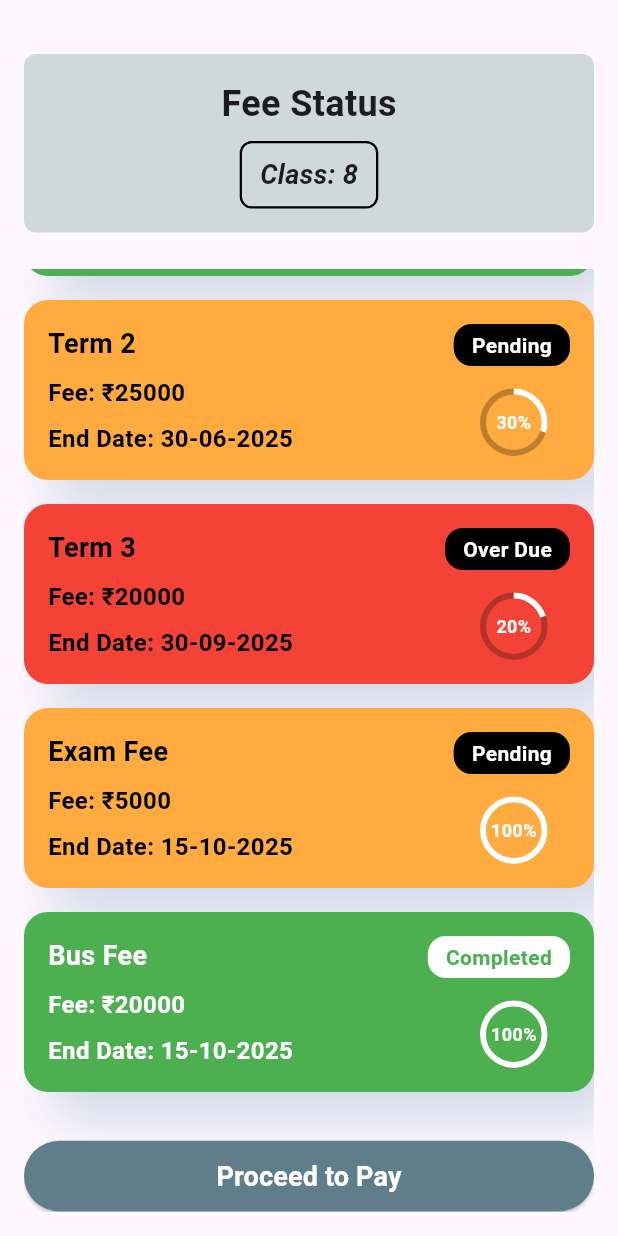
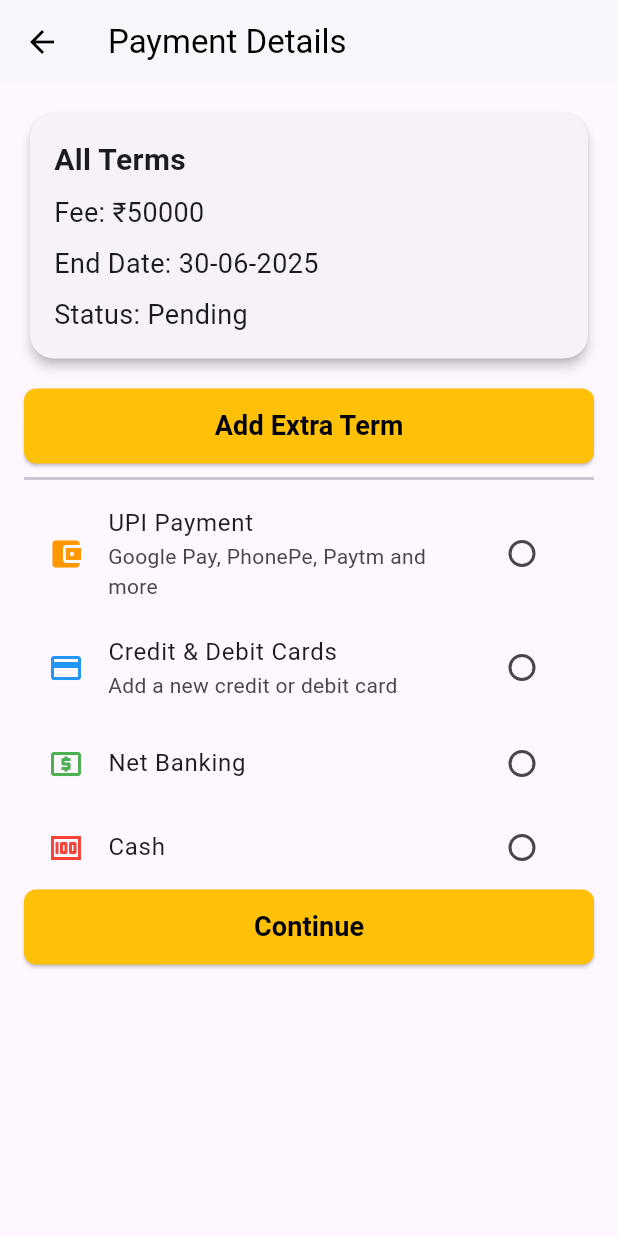
Before and after one commit to prabhas-kenche/school_see_fee_status, a Flutter app: the screen it shows after launch, scrolled down 115 dp, after a tap on "Proceed to Pay", on a phone screen of 412 x 824 dp. Run offline on Flutter 3.47's test engine with Material 3 defaults, Android fonts, the phone set to English and light mode, and no system bars; drawn by our look-alikes of percent_indicator.

Commit message:
Updated Code

```diff
--- a/lib/fee_status.dart
+++ b/lib/fee_status.dart
@@ -1,5 +1,6 @@
 import 'package:flutter/material.dart';
 import 'package:percent_indicator/circular_percent_indicator.dart';
+import 'payment.dart';
 
 class FeeStatusPage extends StatelessWidget {
   @override
@@ -85,13 +86,23 @@ class FeeStatusPage extends StatelessWidget {
                     endDate: '15-10-2025',
                     status: 'Completed',
                   ),
-                  // Add a small space after the last card
                   SizedBox(height: 16),
                   Container(
-                    width: 100,  // Set the desired width here
+                    width: 100,
                     child: ElevatedButton(
                       onPressed: () {
-                        // Handle Fee Due action
+                        // Navigate to PaymentPage when "Proceed to Pay" is clicked
+                        Navigator.push(
+                          context,
+                          MaterialPageRoute(
+                            builder: (context) => PaymentPage(
+                              term: 'All Terms',  // You can adjust this dynamically as needed
+                              fee: 50000,      // Adjust the fee dynamically
+                              endDate: '30-06-2025',  // Adjust the end date dynamically
+                              status: 'Pending', // Adjust the status dynamically
+                            ),
+                          ),
+                        );
                       },
                       style: ElevatedButton.styleFrom(
                         padding: EdgeInsets.symmetric(horizontal: 32, vertical: 12),
@@ -107,7 +118,7 @@ class FeeStatusPage extends StatelessWidget {
                         ),
                       ),
                     ),
-                  ),
+                  )
 
                 ],
               ),
@@ -118,8 +129,6 @@ class FeeStatusPage extends StatelessWidget {
     );
   }
 }
-
-
 
 class FeeCard extends StatelessWidget {
   final String term;
@@ -155,7 +164,25 @@ class FeeCard extends StatelessWidget {
 
   @override
   Widget build(BuildContext context) {
-    return Card(
+    bool isClickable = status != 'Completed'; // Only clickable if not "Completed"
+
+    return GestureDetector(
+      onTap: isClickable
+          ? () {
+        Navigator.push(
+          context,
+          MaterialPageRoute(
+            builder: (context) => PaymentPage(
+              term: term,
+              fee: fee,
+              endDate: endDate,
+              status: status,
+            ),
+          ),
+        );
+      }
+          : null, // No action if "Completed"
+      child: Card(
         shape: RoundedRectangleBorder(
           borderRadius: BorderRadius.circular(16),
         ),
@@ -251,6 +278,7 @@ class FeeCard extends StatelessWidget {
             ),
           ),
         ),
+      ),
     );
   }
 }
--- /dev/null
+++ b/lib/payment.dart
@@ -0,0 +1,208 @@
+import 'package:flutter/material.dart';
+
+class PaymentPage extends StatefulWidget {
+  final String term;
+  final int fee;
+  final String endDate;
+  final String status;
+
+  const PaymentPage({
+    required this.term,
+    required this.fee,
+    required this.endDate,
+    required this.status,
+  });
+
+  @override
+  _PaymentPageState createState() => _PaymentPageState();
+}
+
+class _PaymentPageState extends State<PaymentPage> {
+  String? selectedPaymentMethod;
+  String? selectedUPIMethod;
+
+  void _showUPIOptions(BuildContext context) {
+    showModalBottomSheet(
+      context: context,
+      shape: RoundedRectangleBorder(
+        borderRadius: BorderRadius.vertical(top: Radius.circular(16)),
+      ),
+      builder: (context) {
+        return StatefulBuilder(
+          builder: (context, setModalState) {
+            return Padding(
+              padding: const EdgeInsets.all(16.0),
+              child: Column(
+                mainAxisSize: MainAxisSize.min,
+                crossAxisAlignment: CrossAxisAlignment.start,
+                children: [
+                  Text(
+                    'Select a UPI payment method',
+                    style: TextStyle(fontSize: 20, fontWeight: FontWeight.bold),
+                  ),
+                  SizedBox(height: 16),
+                  _buildRadioTile(setModalState, 'PhonePe', Colors.blue),
+                  _buildRadioTile(setModalState, 'Google Pay', Colors.green),
+                  _buildRadioTile(setModalState, 'Paytm', Colors.orange),
+                  _buildRadioTile(setModalState, 'Enter UPI ID', Colors.red),
+                ],
+              ),
+            );
+          },
+        );
+      },
+    );
+  }
+
+  Widget _buildRadioTile(StateSetter setModalState, String value, Color color) {
+    return ListTile(
+      leading: Icon(Icons.account_balance_wallet, color: color),
+      title: Text(value),
+      trailing: Radio<String>(
+        value: value,
+        groupValue: selectedUPIMethod,
+        onChanged: (String? newValue) {
+          setState(() {
+            selectedUPIMethod = newValue;
+            selectedPaymentMethod = 'UPI Payment - $newValue';
+          });
+          setModalState(() {
+            selectedUPIMethod = newValue;
+          });
+          Navigator.pop(context);
+        },
+      ),
+      onTap: () {
+        setState(() {
+          selectedUPIMethod = value;
+          selectedPaymentMethod = 'UPI Payment - $value';
+        });
+        Navigator.pop(context);
+      },
+    );
+  }
+
+  @override
+  Widget build(BuildContext context) {
+    return Scaffold(
+      appBar: AppBar(
+        title: Text('Payment Details'),
+        backgroundColor: Colors.white,
+        foregroundColor: Colors.black,
+        elevation: 1,
+      ),
+      body: Padding(
+        padding: const EdgeInsets.all(16.0),
+        child: Column(
+          crossAxisAlignment: CrossAxisAlignment.start,
+          children: [
+            Container(
+              width: double.infinity,
+              child: Card(
+                shape: RoundedRectangleBorder(
+                  borderRadius: BorderRadius.circular(16),
+                ),
+                elevation: 3,
+                child: Padding(
+                  padding: const EdgeInsets.all(16.0),
+                  child: Column(
+                    crossAxisAlignment: CrossAxisAlignment.start,
+                    children: [
+                      Text(
+                        widget.term,
+                        style: TextStyle(fontSize: 20, fontWeight: FontWeight.bold),
+                      ),
+                      SizedBox(height: 8),
+                      Text('Fee: ₹${widget.fee}', style: TextStyle(fontSize: 18)),
+                      SizedBox(height: 8),
+                      Text('End Date: ${widget.endDate}', style: TextStyle(fontSize: 18)),
+                      SizedBox(height: 8),
+                      Text('Status: ${widget.status}', style: TextStyle(fontSize: 18)),
+                    ],
+                  ),
+                ),
+              ),
+            ),
+            SizedBox(height: 16),
+            ElevatedButton(
+              onPressed: () {},
+              style: ElevatedButton.styleFrom(
+                minimumSize: Size(double.infinity, 50),
+                backgroundColor: Colors.amber,
+                shape: RoundedRectangleBorder(
+                  borderRadius: BorderRadius.circular(8),
+                ),
+              ),
+              child: Text(
+                'Add Extra Term',
+                style: TextStyle(fontSize: 18, fontWeight: FontWeight.bold, color: Colors.black),
+              ),
+            ),
+            Divider(height: 20, thickness: 2),
+            ListTile(
+              leading: Icon(Icons.account_balance_wallet, color: Colors.orange),
+              title: Text('UPI Payment'),
+              subtitle: Text(selectedUPIMethod ?? 'Google Pay, PhonePe, Paytm and more'),
+              trailing: Radio<String>(
+                value: 'UPI Payment',
+                groupValue: selectedPaymentMethod,
+                onChanged: (value) {
+                  setState(() {
+                    selectedPaymentMethod = value;
+                    _showUPIOptions(context);
+                  });
+                },
+              ),
+              onTap: () => _showUPIOptions(context),
+            ),
+            ListTile(
+              leading: Icon(Icons.credit_card, color: Colors.blue),
+              title: Text('Credit & Debit Cards'),
+              subtitle: Text('Add a new credit or debit card'),
+              trailing: Radio<String>(
+                value: 'Credit & Debit Cards',
+                groupValue: selectedPaymentMethod,
+                onChanged: (value) => setState(() => selectedPaymentMethod = value),
+              ),
+              onTap: () => setState(() => selectedPaymentMethod = 'Credit & Debit Cards'),
+            ),
+            ListTile(
+              leading: Icon(Icons.local_atm, color: Colors.green),
+              title: Text('Net Banking'),
+              trailing: Radio<String>(
+                value: 'Net Banking',
+                groupValue: selectedPaymentMethod,
+                onChanged: (value) => setState(() => selectedPaymentMethod = value),
+              ),
+              onTap: () => setState(() => selectedPaymentMethod = 'Net Banking'),
+            ),
+            ListTile(
+              leading: Icon(Icons.money, color: Colors.red),
+              title: Text('Cash'),
+              trailing: Radio<String>(
+                value: 'Cash',
+                groupValue: selectedPaymentMethod,
+                onChanged: (value) => setState(() => selectedPaymentMethod = value),
+              ),
+              onTap: () => setState(() => selectedPaymentMethod = 'Cash'),
+            ),
+            ElevatedButton(
+              onPressed: () {},
+              style: ElevatedButton.styleFrom(
+                minimumSize: Size(double.infinity, 50),
+                backgroundColor: Colors.amber,
+                shape: RoundedRectangleBorder(
+                  borderRadius: BorderRadius.circular(8),
+                ),
+              ),
+              child: Text(
+                'Continue',
+                style: TextStyle(fontSize: 18, fontWeight: FontWeight.bold, color: Colors.black),
+              ),
+            ),
+          ],
+        ),
+      ),
+    );
+  }
+}
```
Lines whose indentation alone changed are shown as unchanged.
